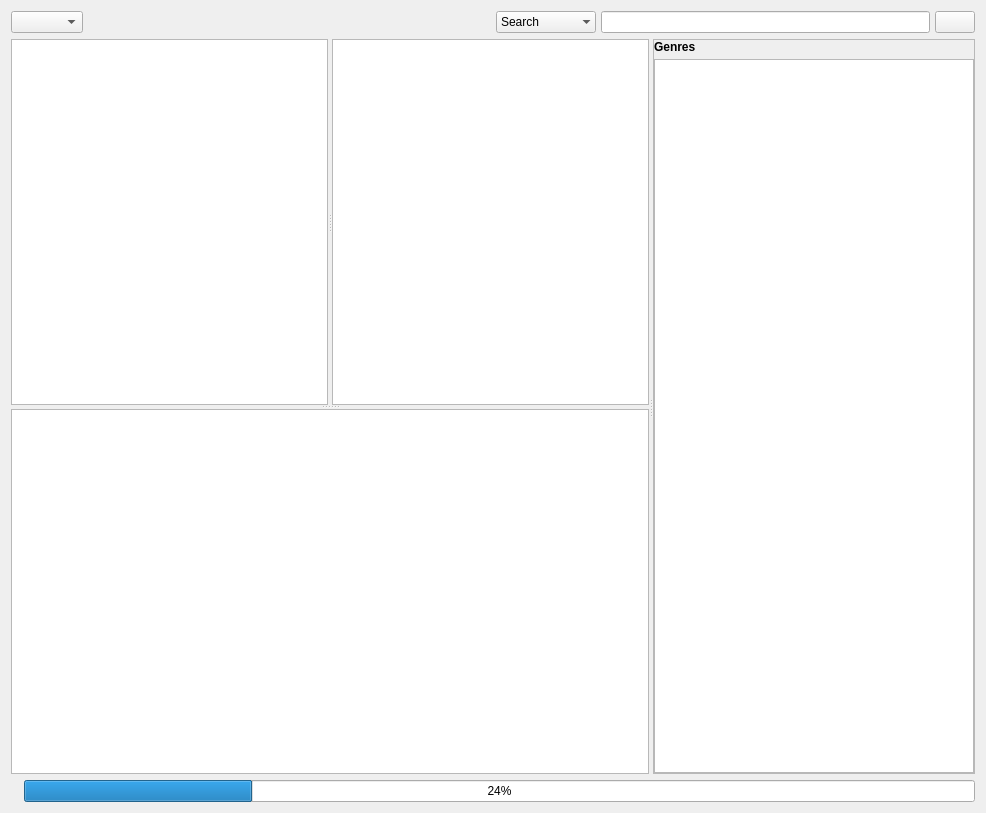
Qt form src/GUI/Library/GUI_LocalLibrary.ui (return42/sayonara) before a commit.
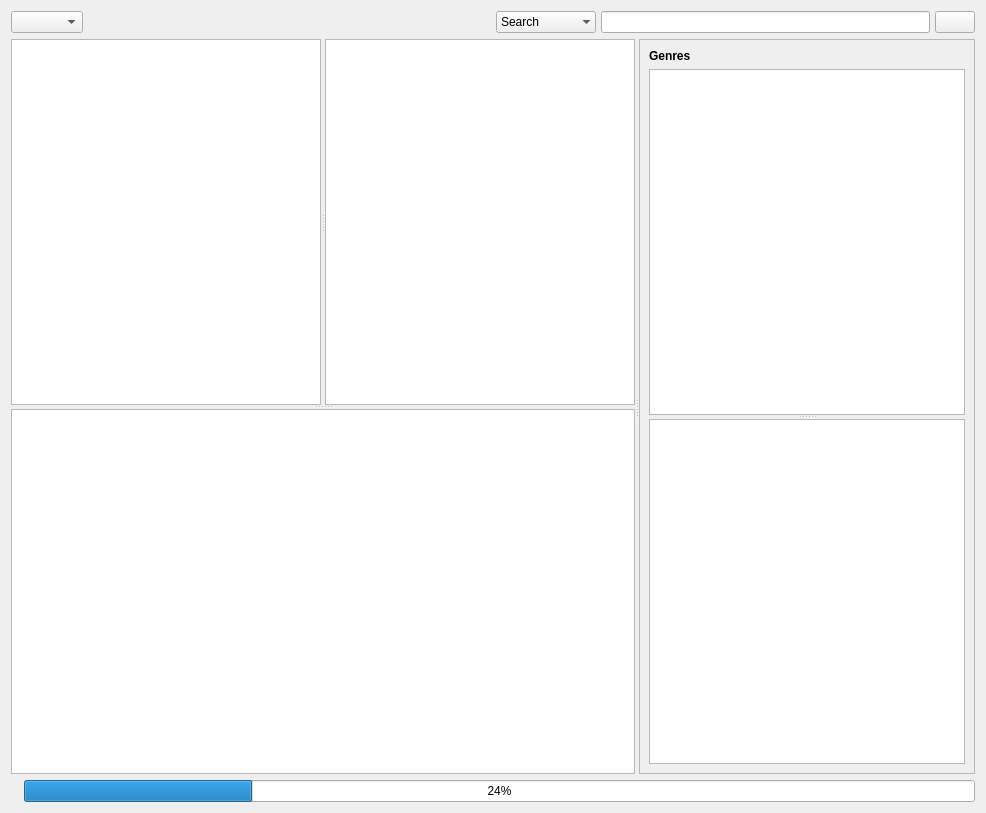
The same form after that commit. Icons and pictures are not drawn. Custom widgets are drawn as their Qt base class.

What changed in the file:
```diff
--- a/src/GUI/Library/GUI_LocalLibrary.ui
+++ b/src/GUI/Library/GUI_LocalLibrary.ui
@@ -398,23 +398,8 @@
           <property name="frameShadow">
            <enum>QFrame::Raised</enum>
           </property>
-          <layout class="QGridLayout" name="gridLayout">
-           <property name="leftMargin">
-            <number>0</number>
-           </property>
-           <property name="topMargin">
-            <number>0</number>
-           </property>
-           <property name="rightMargin">
-            <number>0</number>
-           </property>
-           <property name="bottomMargin">
-            <number>0</number>
-           </property>
-           <property name="verticalSpacing">
-            <number>5</number>
-           </property>
-           <item row="0" column="0">
+          <layout class="QVBoxLayout" name="verticalLayout_2">
+           <item>
             <widget class="QLabel" name="lab_genre">
              <property name="font">
               <font>
@@ -427,7 +412,11 @@
              </property>
             </widget>
            </item>
-           <item row="2" column="0">
+           <item>
+            <widget class="QSplitter" name="splitter">
+             <property name="orientation">
+              <enum>Qt::Vertical</enum>
+             </property>
             <widget class="QStackedWidget" name="stacked_genre_widget">
              <property name="currentIndex">
               <number>0</number>
@@ -562,6 +551,12 @@
               </layout>
              </widget>
             </widget>
+             <widget class="SearchableListView" name="lv_date_search">
+              <property name="alternatingRowColors">
+               <bool>true</bool>
+              </property>
+             </widget>
+            </widget>
            </item>
           </layout>
          </widget>
@@ -705,6 +700,11 @@
    <extends>QTreeWidget</extends>
    <header>GUI/Library/Views/LibraryGenreView.h</header>
   </customwidget>
+  <customwidget>
+   <class>SearchableListView</class>
+   <extends>QListView</extends>
+   <header>GUI/Helper/SearchableWidget/SearchableListView.h</header>
+  </customwidget>
  </customwidgets>
  <tabstops>
   <tabstop>combo_lib_chooser</tabstop>
```
Lines whose indentation alone changed are shown as unchanged.
